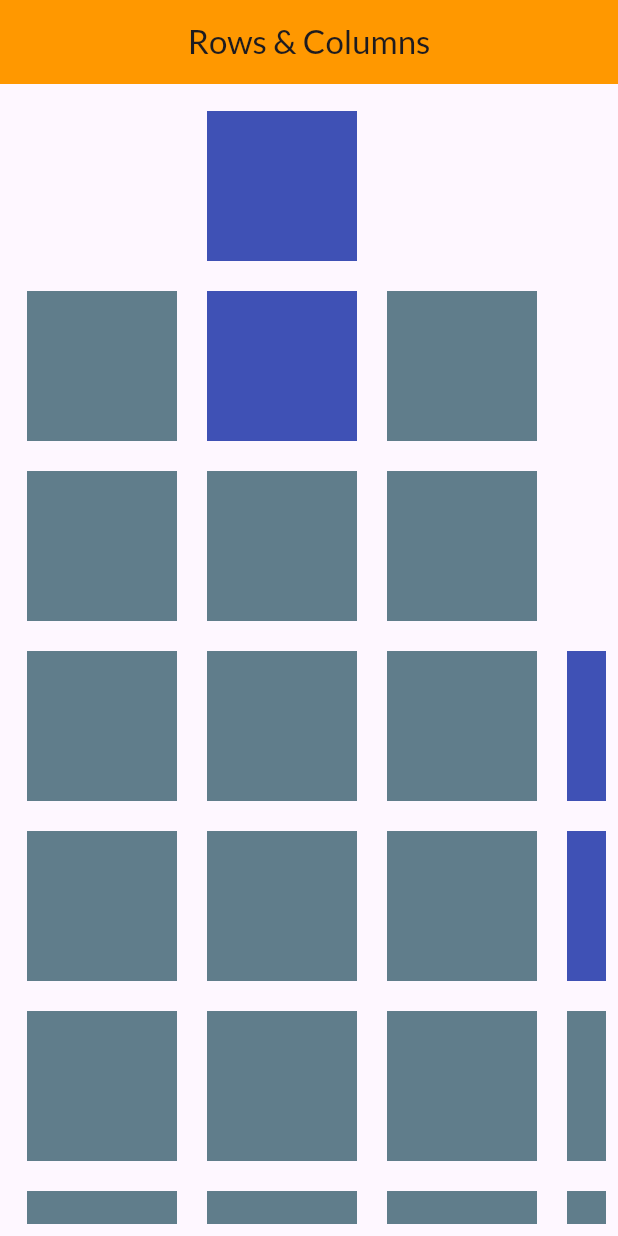
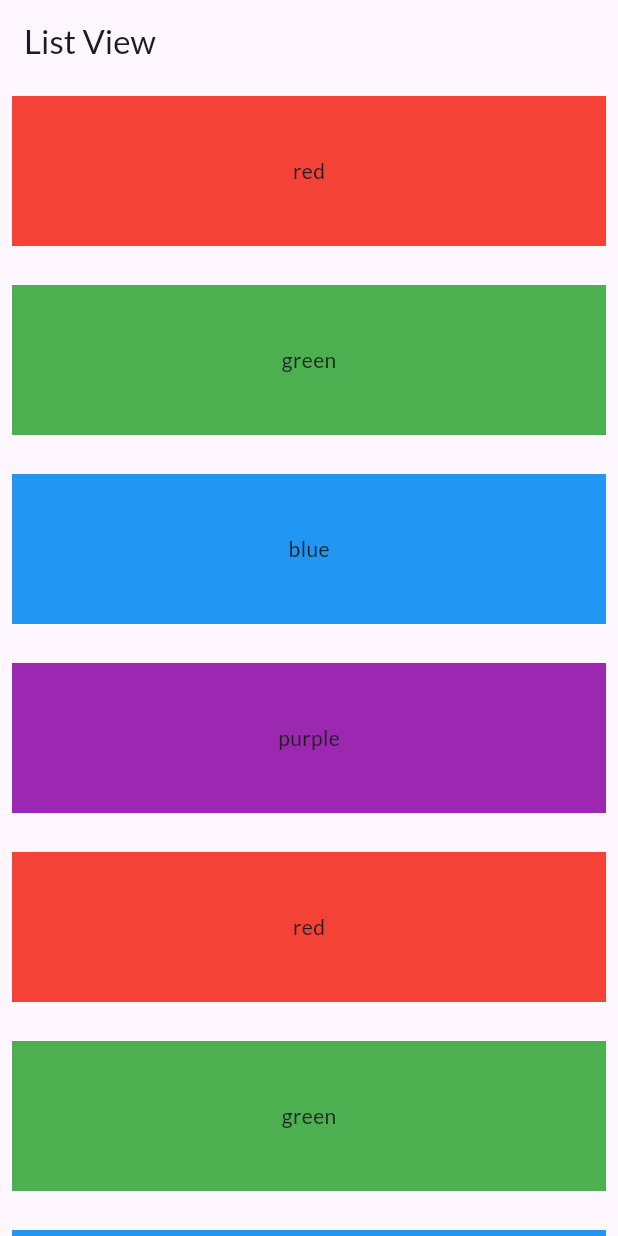
Before and after one commit to itmadityajoshi/Learning-F, a Flutter app: the screen it shows after launch, on a phone screen of 412 x 824 dp. Run offline on Flutter 3.47's test engine with Material 3 defaults, Android fonts, the phone set to English and light mode, and no system bars; our stand-ins replace google_fonts.

Commit message:
listview understand with builder

```diff
--- a/lib/main.dart
+++ b/lib/main.dart
@@ -1,13 +1,14 @@
 import 'package:flutter/material.dart';
 import 'package:google_fonts/google_fonts.dart';
-import 'package:my_app/screens/Row_column.dart';
-import 'package:my_app/screens/TestProvider.dart';
+// import 'package:my_app/screens/Row_column.dart';
+// import 'package:my_app/screens/TestProvider.dart';
 // import 'package:my_app/screens/home_screen.dart';
 // import 'package:my_app/screens/less_full.dart';
 // import 'package:my_app/screens/login_Screen.dart';
+import 'package:my_app/screens/Listview.dart';
 
 void main() {
-  runApp( DemoApp());
+  runApp(DemoApp());
 }
 
 class DemoApp extends StatelessWidget {
@@ -16,19 +17,16 @@ class DemoApp extends StatelessWidget {
   @override
   Widget build(BuildContext context) {
     return MaterialApp(
-      home: RowColumn(),
+      home: Listview(),
       title: "Learning",
       debugShowCheckedModeBanner: false,
-      theme: ThemeData(
-        fontFamily: GoogleFonts.lato().fontFamily,
-      ) ,
+      theme: ThemeData(fontFamily: GoogleFonts.lato().fontFamily),
       // initialRoute: '/state',
-      // routes: {
+      // routes: {r
       // //   '/home' : (context)=> HomeScreen(),
       // //   '/login': (context)=> LoginScreen(),
       //   '/state': (context) => MyApp(),
       // }
     );
   }
-
 }
--- /dev/null
+++ b/lib/screens/Listview.dart
@@ -0,0 +1,40 @@
+import 'package:flutter/material.dart';
+
+class Listview extends StatelessWidget {
+  const Listview({super.key});
+
+  @override
+  Widget build(BuildContext context) {
+    var arrName = ['red', 'green', 'blue', 'purple', 'red', 'green', 'blue', 'purple',];
+    final colorMap = {
+      'red': Colors.red,
+      'green': Colors.green,
+      'blue': Colors.blue,
+      'purple': Colors.purple,
+    };
+
+    return Scaffold(
+      appBar: AppBar(title: Text("List View")),
+      body: ListView.builder(
+        itemBuilder: (context, index) {
+          final colorName = arrName[index];
+          final boxColor = colorMap[colorName] ?? Colors.grey; // default if name not found
+          return Padding(
+            padding: const EdgeInsets.all(8.0),
+            child: Container(
+              alignment: Alignment.center,
+              width: 100,
+              height: 100,
+              color: boxColor,
+              margin: EdgeInsets.only(bottom: 10),
+              child: Text(arrName[index],
+              // textAlign: TextAlign.center,
+              ),
+            ),
+          );
+        },
+        itemCount: arrName.length,
+      ),
+    );
+  }
+}
```
